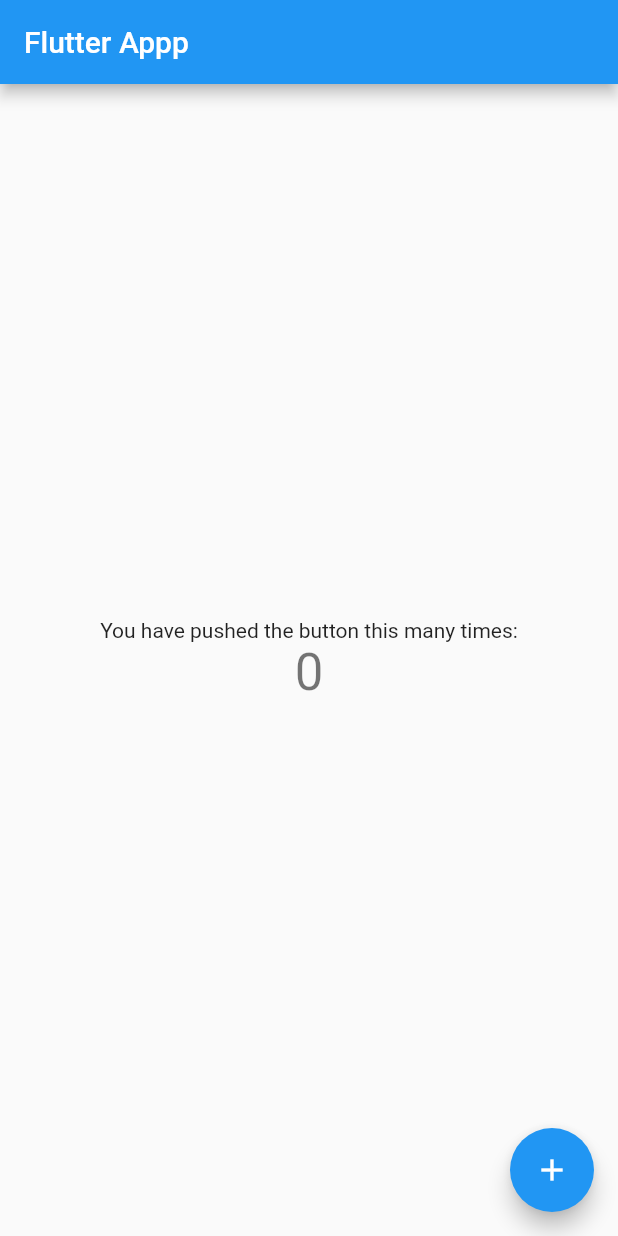
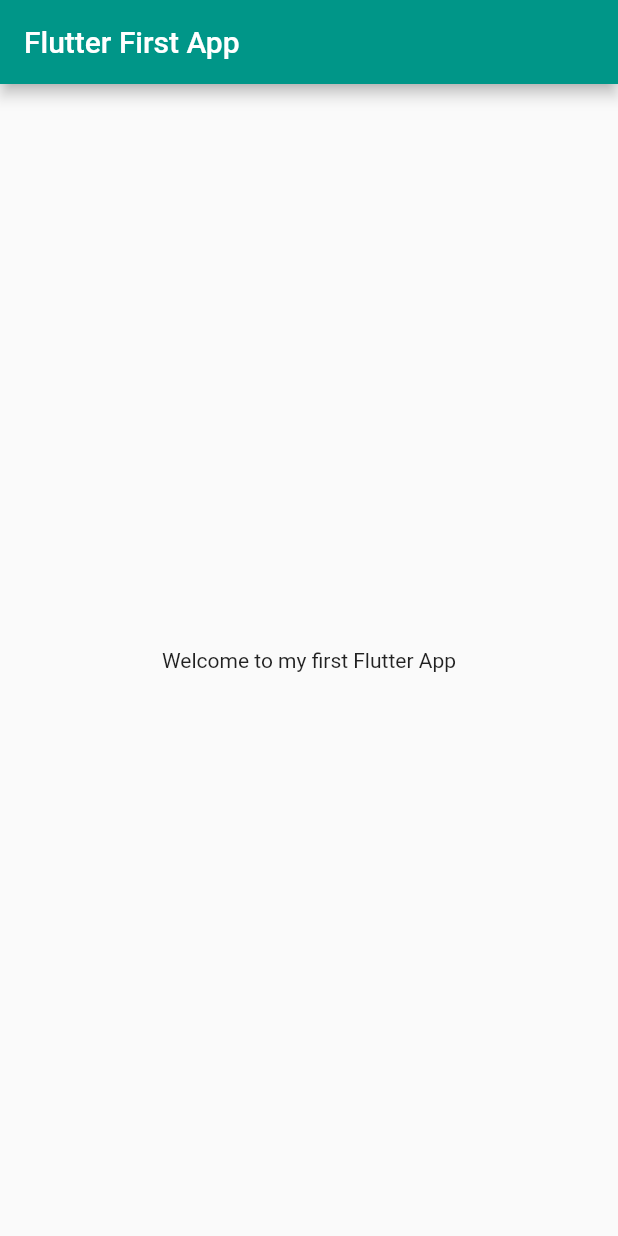
Before and after one commit to rakiburrahamanrrr/FlutterPractice, a Flutter app: the screen it shows after launch, on a phone screen of 412 x 824 dp. Run offline on Flutter 3.47's test engine with Material 2 defaults, Android fonts, the phone set to English and light mode, and no system bars.

Commit message:
Flutter_First_App_Look

```diff
--- a/lib/main.dart
+++ b/lib/main.dart
@@ -1,115 +1,32 @@
 import 'package:flutter/material.dart';
+import 'package:flutter/cupertino.dart';
 
 void main() {
-  runApp(const MyApp());
+  runApp(
+    MaterialApp(
+      title: 'My first App',
+      debugShowCheckedModeBanner: false,
+      home: Loginpage(),
+    ),
+  );
 }
 
-class MyApp extends StatelessWidget {
-  const MyApp({Key? key}) : super(key: key);
+class Loginpage extends StatelessWidget {
+  const Loginpage({Key? key}) : super(key: key);
 
-  // This widget is the root of your application.
   @override
   Widget build(BuildContext context) {
-    return MaterialApp(
-      title: 'Flutter Demo',
-      theme: ThemeData(
-        // This is the theme of your application.
-        //
-        // Try running your application with "flutter run". You'll see the
-        // application has a blue toolbar. Then, without quitting the app, try
-        // changing the primarySwatch below to Colors.green and then invoke
-        // "hot reload" (press "r" in the console where you ran "flutter run",
-        // or simply save your changes to "hot reload" in a Flutter IDE).
-        // Notice that the counter didn't reset back to zero; the application
-        // is not restarted.
-        primarySwatch: Colors.blue,
+    return Scaffold(
+      appBar: AppBar(
+        title: Text('Flutter First App'),
+        backgroundColor: Colors.teal,
       ),
-      home: const MyHomePage(title: 'Flutter Appp'),
+      body: Container(
+        child: Center(
+            child: Text(
+          'Welcome to my first Flutter App',
+        )),
+      ),
     );
   }
 }
-
-class MyHomePage extends StatefulWidget {
-  const MyHomePage({Key? key, required this.title}) : super(key: key);
-
-  // This widget is the home page of your application. It is stateful, meaning
-  // that it has a State object (defined below) that contains fields that affect
-  // how it looks.
-
-  // This class is the configuration for the state. It holds the values (in this
-  // case the title) provided by the parent (in this case the App widget) and
-  // used by the build method of the State. Fields in a Widget subclass are
-  // always marked "final".
-
-  final String title;
-
-  @override
-  State<MyHomePage> createState() => _MyHomePageState();
-}
-
-class _MyHomePageState extends State<MyHomePage> {
-  int _counter = 0;
-
-  void _incrementCounter() {
-    setState(() {
-      // This call to setState tells the Flutter framework that something has
-      // changed in this State, which causes it to rerun the build method below
-      // so that the display can reflect the updated values. If we changed
-      // _counter without calling setState(), then the build method would not be
-      // called again, and so nothing would appear to happen.
-      _counter++;
-    });
-  }
-
-  @override
-  Widget build(BuildContext context) {
-    // This method is rerun every time setState is called, for instance as done
-    // by the _incrementCounter method above.
-    //
-    // The Flutter framework has been optimized to make rerunning build methods
-    // fast, so that you can just rebuild anything that needs updating rather
-    // than having to individually change instances of widgets.
-    return Scaffold(
-      appBar: AppBar(
-        // Here we take the value from the MyHomePage object that was created by
-        // the App.build method, and use it to set our appbar title.
-        title: Text(widget.title),
-      ),
-      body: Center(
-        // Center is a layout widget. It takes a single child and positions it
-        // in the middle of the parent.
-        child: Column(
-          // Column is also a layout widget. It takes a list of children and
-          // arranges them vertically. By default, it sizes itself to fit its
-          // children horizontally, and tries to be as tall as its parent.
-          //
-          // Invoke "debug painting" (press "p" in the console, choose the
-          // "Toggle Debug Paint" action from the Flutter Inspector in Android
-          // Studio, or the "Toggle Debug Paint" command in Visual Studio Code)
-          // to see the wireframe for each widget.
-          //
-          // Column has various properties to control how it sizes itself and
-          // how it positions its children. Here we use mainAxisAlignment to
-          // center the children vertically; the main axis here is the vertical
-          // axis because Columns are vertical (the cross axis would be
-          // horizontal).
-          mainAxisAlignment: MainAxisAlignment.center,
-          children: <Widget>[
-            const Text(
-              'You have pushed the button this many times:',
-            ),
-            Text(
-              '$_counter',
-              style: Theme.of(context).textTheme.headline4,
-            ),
-          ],
-        ),
-      ),
-      floatingActionButton: FloatingActionButton(
-        onPressed: _incrementCounter,
-        tooltip: 'Increment',
-        child: const Icon(Icons.add),
-      ), // This trailing comma makes auto-formatting nicer for build methods.
-    );
-  }
-}
```
